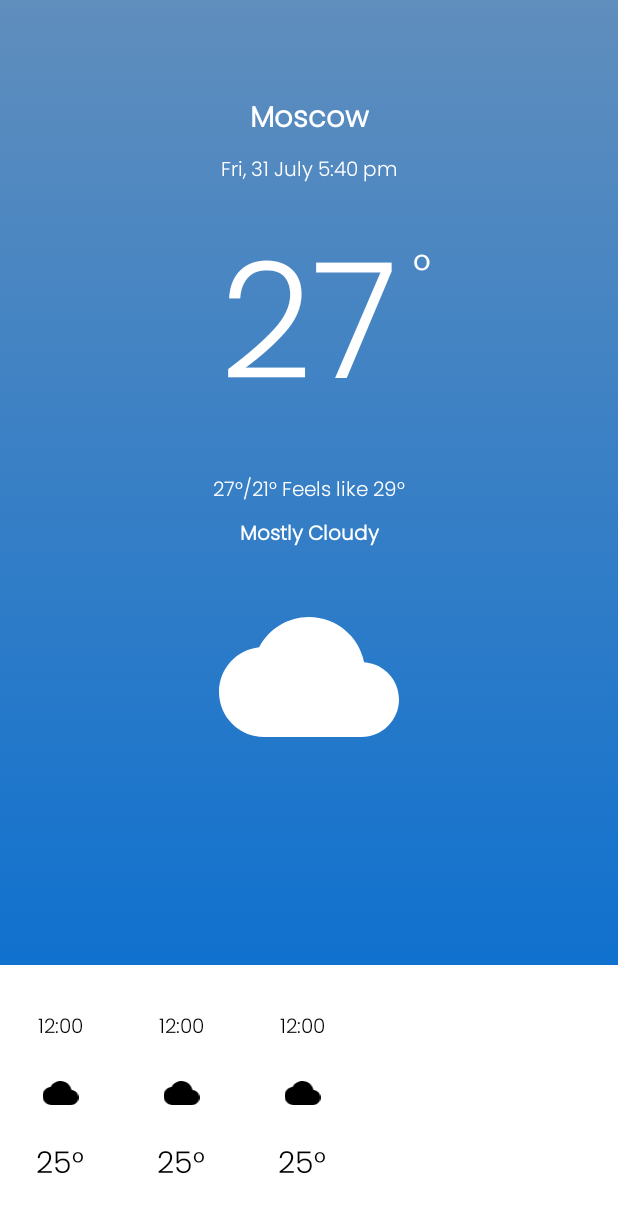
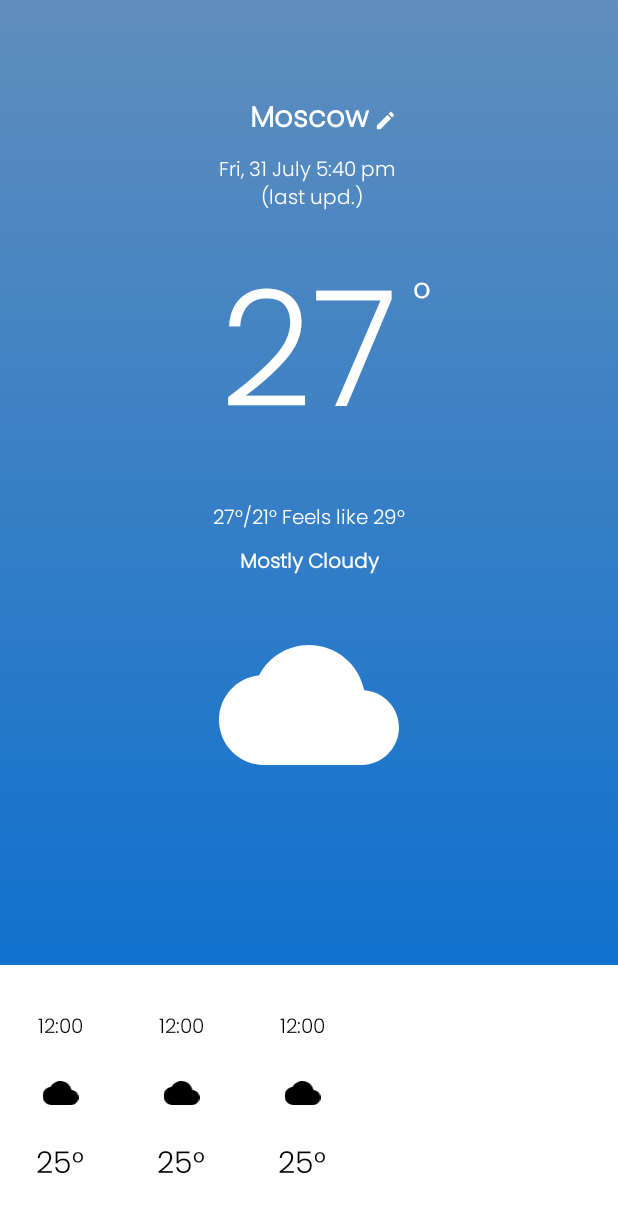
Before and after one commit to OlegRyabyshev/Weather, an Android app: the layout weather_fragment.xml on its own in the app's theme, with its tools: preview values and no code run, on a phone screen of 412 x 824 dp. Shown: the top 1213 px of the screen. Run offline under Robolectric (Android 15) with nearby library versions, the phone set to English and light mode, and no system bars.

Commit message:
Logic & City chooser

```diff
--- a/app/src/main/java/xyz/fcr/weather/objects/WeatherImpl.kt
+++ b/app/src/main/java/xyz/fcr/weather/objects/WeatherImpl.kt
@@ -3,10 +3,12 @@ package xyz.fcr.weather.objects
 class WeatherImpl : WeatherInterface {
     override fun getWeatherData(): WeatherObject {
         return WeatherObject(
-            "Moscow",
+            "St. Peter",
             "20",
             "32",
-            "5"
+            "10",
+        "-20",
+            "Raining all day all night everyday"
         )
     }
 }
--- /dev/null
+++ b/app/src/main/res/drawable/ic_edit.xml
@@ -0,0 +1,9 @@
+<vector xmlns:android="http://schemas.android.com/apk/res/android"
+    android:width="24dp"
+    android:height="24dp"
+    android:viewportWidth="24"
+    android:viewportHeight="24">
+  <path
+      android:fillColor="@android:color/white"
+      android:pathData="M3,17.25V21h3.75L17.81,9.94l-3.75,-3.75L3,17.25zM20.71,7.04c0.39,-0.39 0.39,-1.02 0,-1.41l-2.34,-2.34c-0.39,-0.39 -1.02,-0.39 -1.41,0l-1.83,1.83 3.75,3.75 1.83,-1.83z"/>
+</vector>
--- a/app/src/main/res/layout/weather_fragment.xml
+++ b/app/src/main/res/layout/weather_fragment.xml
@@ -6,7 +6,7 @@
     android:layout_width="match_parent"
     android:layout_height="match_parent"
     android:orientation="vertical"
-    tools:context=".activity.MainActivity">
+    tools:context=".fragments.WeatherFragment">
 
     <androidx.constraintlayout.widget.ConstraintLayout
         android:layout_width="match_parent"
@@ -32,6 +32,15 @@
             app:layout_constraintTop_toTopOf="parent"
             app:layout_constraintVertical_bias="0.1" />
 
+        <ImageView
+            android:layout_width="15dp"
+            android:layout_height="15dp"
+            android:src="@drawable/ic_edit"
+            app:layout_constraintBottom_toTopOf="@+id/textview_date"
+            app:layout_constraintStart_toEndOf="@+id/textview_city"
+            app:layout_constraintTop_toTopOf="@+id/textview_city"
+            tools:ignore="ContentDescription" />
+
         <TextView
             android:id="@+id/textview_date"
             android:layout_width="wrap_content"
@@ -39,6 +48,7 @@
             android:fontFamily="@font/poppins_light"
             android:gravity="center"
             android:padding="3dp"
+            android:lines="2"
             android:text="@string/date_time"
             android:textColor="@color/white"
             android:textSize="13sp"
@@ -76,7 +86,7 @@
 
 
         <TextView
-            android:id="@+id/textview_spikes"
+            android:id="@+id/textview_feels_like_temp"
             android:layout_width="wrap_content"
             android:layout_height="wrap_content"
             android:fontFamily="@font/poppins_light"
@@ -90,7 +100,7 @@
             app:layout_constraintTop_toBottomOf="@+id/textview_temp" />
 
         <TextView
-            android:id="@+id/textview_more_info"
+            android:id="@+id/textview_description"
             android:layout_width="wrap_content"
             android:layout_height="wrap_content"
             android:fontFamily="@font/poppins_light"
@@ -102,7 +112,7 @@
             android:textStyle="bold"
             app:layout_constraintEnd_toEndOf="parent"
             app:layout_constraintStart_toStartOf="parent"
-            app:layout_constraintTop_toBottomOf="@+id/textview_spikes" />
+            app:layout_constraintTop_toBottomOf="@+id/textview_feels_like_temp" />
 
         <ImageView
             android:id="@+id/weather_image"
@@ -112,7 +122,7 @@
             android:src="@drawable/ic_cloud"
             app:layout_constraintEnd_toEndOf="parent"
             app:layout_constraintStart_toStartOf="parent"
-            app:layout_constraintTop_toBottomOf="@+id/textview_more_info"
+            app:layout_constraintTop_toBottomOf="@+id/textview_description"
             tools:ignore="ContentDescription" />
 
     </androidx.constraintlayout.widget.ConstraintLayout>
@@ -132,6 +142,6 @@
             android:paddingTop="15dp"
             android:paddingBottom="15dp"
             app:layoutManager="androidx.recyclerview.widget.LinearLayoutManager"
-            tools:listitem="@layout/recycler_weather" />
+            tools:listitem="@layout/weather_recycler" />
     </LinearLayout>
 </LinearLayout>
--- a/app/src/main/res/values/strings.xml
+++ b/app/src/main/res/values/strings.xml
@@ -1,9 +1,10 @@
 <resources>
     <string name="app_name">Weather</string>
     <string name="city">Moscow</string>
-    <string name="date_time">Fri, 31 July 5:40 pm</string>
+    <string name="date_time">Fri, 31 July 5:40 pm \n (last upd.)</string>
     <string name="temp">27</string>
     <string name="temp_type">°</string>
     <string name="high_low_feels_like">27°/21° Feels like 29°</string>
     <string name="weather_status">Mostly Cloudy</string>
+    <string name="list_of_cities">List of cities:</string>
 </resources>
```
Also changed, not shown: app/src/main/java/xyz/fcr/weather/fragments/CitiesFragment.kt (added, +7 -0 lines), app/src/main/java/xyz/fcr/weather/fragments/WeatherFragment.kt (+13 -4 lines), app/src/main/java/xyz/fcr/weather/objects/WeatherObject.kt (+22 -5 lines), app/src/main/res/layout/cities_fragment.xml (added, +31 -0 lines), app/src/main/res/layout/cities_recycler.xml (added, +20 -0 lines), app/src/main/res/layout/weather_recycler.xml (renamed from app/src/main/res/layout/recycler_weather.xml).
